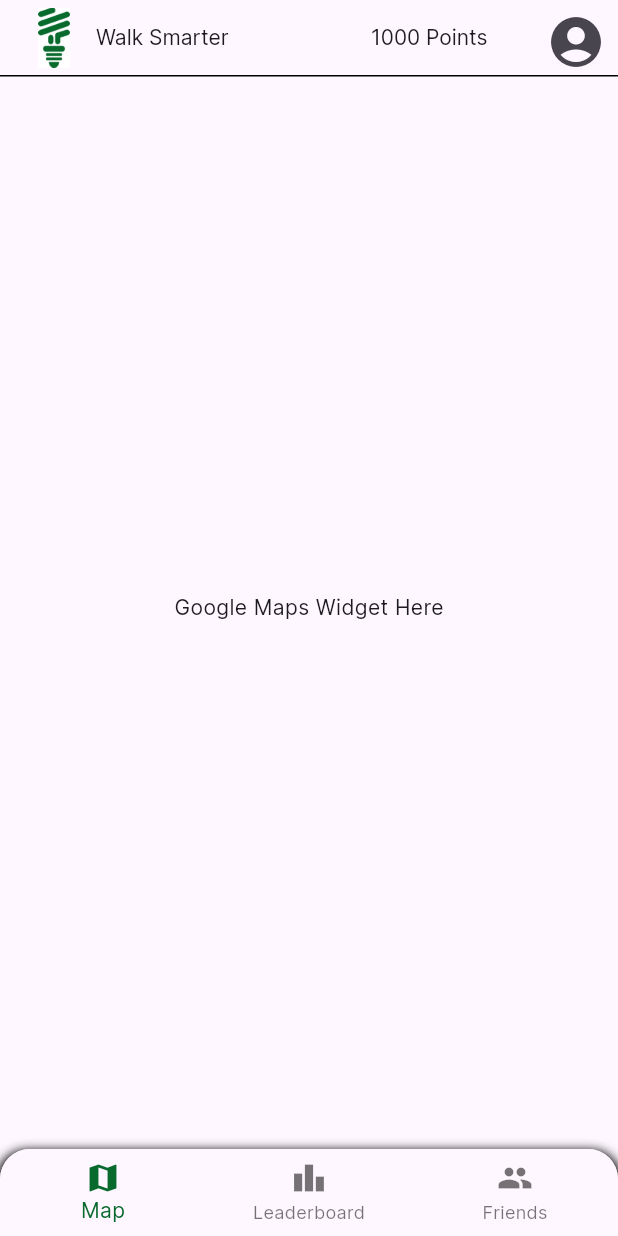
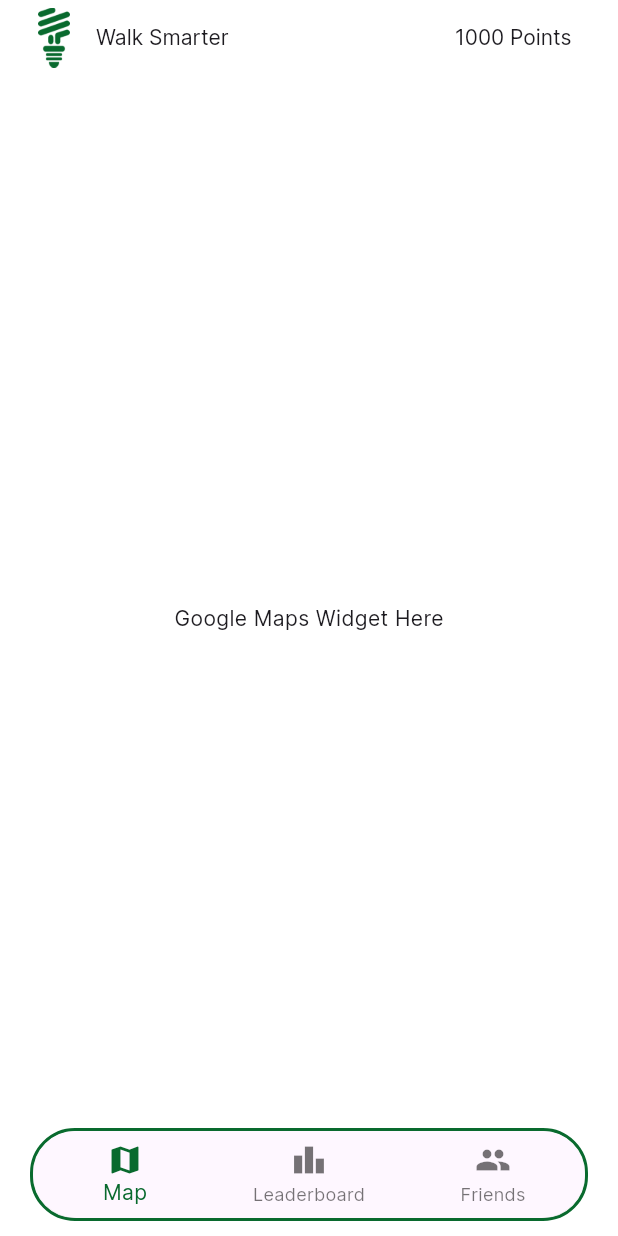
Before and after one commit to NHL-P4-INF1C/WalkSmarter, a Flutter app: the MyHomePage screen opened by its route, on a phone screen of 412 x 824 dp. Run offline on Flutter 3.47's test engine with Material 3 defaults, Android fonts, the phone set to English and light mode, and no system bars; our stand-ins replace pocketbase.

Commit message:
feat: completed the front end of home page

```diff
--- a/lib/homepage.dart
+++ b/lib/homepage.dart
@@ -7,10 +7,27 @@ class MyHomePage extends StatefulWidget {
 
 class _MyHomePageState extends State<MyHomePage> {
   int _selectedIndex = 0;
+
   @override
   Widget build(BuildContext context) {
     return Scaffold(
-      appBar: AppBar(
+      body: Stack(
+        children: [
+          Container(
+            width: double.infinity,
+            height: double.infinity,
+            color: Colors.white,
+            child: Center(
+              child: Text('Google Maps Widget Here'),
+            ),
+          ),
+          Positioned(
+            top: 0,
+            left: 0,
+            right: 0,
+            child: PreferredSize(
+              preferredSize: Size.fromHeight(80.0),
+              child: AppBar(
                 automaticallyImplyLeading: false,
                 toolbarHeight: 50,
                 title: Row(
@@ -40,57 +57,31 @@ class _MyHomePageState extends State<MyHomePage> {
                     ),
                   ],
                 ),
-        actions: [
-          IconButton(
-            iconSize: 40,
-            icon: Icon(Icons.account_circle),
-            onPressed: () {
-              Navigator.pushNamed(context, '/profilepage');
-            },
-          ),
-        ],
-      ),
-      body: Column(
-        children: [
-          Center(
-            child: Container(
-              height: MediaQuery.of(context).size.height * 0.86,
-              decoration: BoxDecoration(
-                border: Border(
-                  top: BorderSide(
-                    color: Colors.black,
-                    width: 1,
+                backgroundColor: Colors.white,
+                shape: RoundedRectangleBorder(
+                  borderRadius: BorderRadius.only(
+                    bottomLeft: Radius.circular(30),
+                    bottomRight: Radius.circular(30),
                   ),
                 ),
               ),
-              child: Center(
-                child: Text('Google Maps Widget Here'),
             ),
           ),
-          ),
-        ],
-      ),
-  bottomNavigationBar: Container(
+          Positioned(
+            left: 20,
+            right: 20,
+            bottom: 10,
+            child: Container(
               decoration: BoxDecoration(
                 color: Colors.white,
-            borderRadius: BorderRadius.only(
-              topLeft: Radius.circular(20.0),
-              topRight: Radius.circular(20.0),
+                borderRadius: BorderRadius.circular(30.0),
+                border: Border.all(
+                  color: Color(0xFF096A2E),
+                  width: 2.0,
                 ),
-            boxShadow: [
-              BoxShadow(
-                color: Colors.black.withOpacity(1),
-                spreadRadius: 2,
-                blurRadius: 5,
-                offset: Offset(0, 3),
-              ),
-            ],
               ),
               child: ClipRRect(
-          borderRadius: BorderRadius.only(
-            topLeft: Radius.circular(20.0),
-            topRight: Radius.circular(20.0),
-          ),
+                borderRadius: BorderRadius.circular(30.0),
                 child: BottomNavigationBar(
                   items: const <BottomNavigationBarItem>[
                     BottomNavigationBarItem(
@@ -129,6 +120,9 @@ class _MyHomePageState extends State<MyHomePage> {
                 ),
               ),
             ),
+          ),
+        ],
+      ),
     );
   }
 }
```
Also changed, not shown: pubspec.lock. Lines whose indentation alone changed are shown as unchanged.
